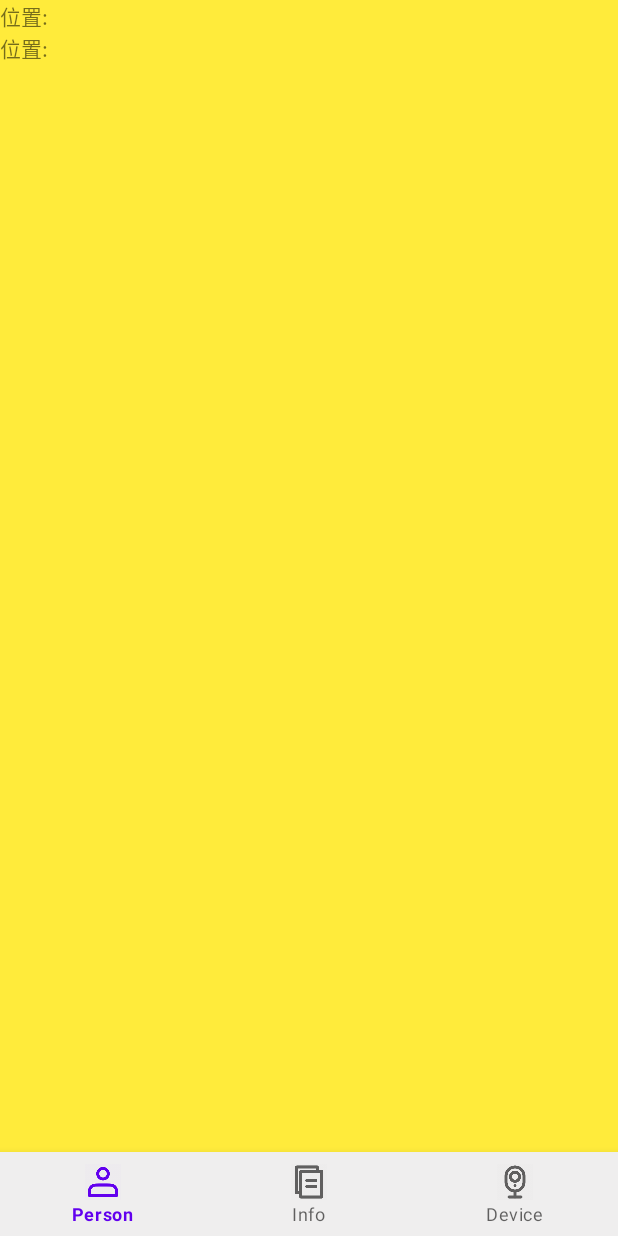
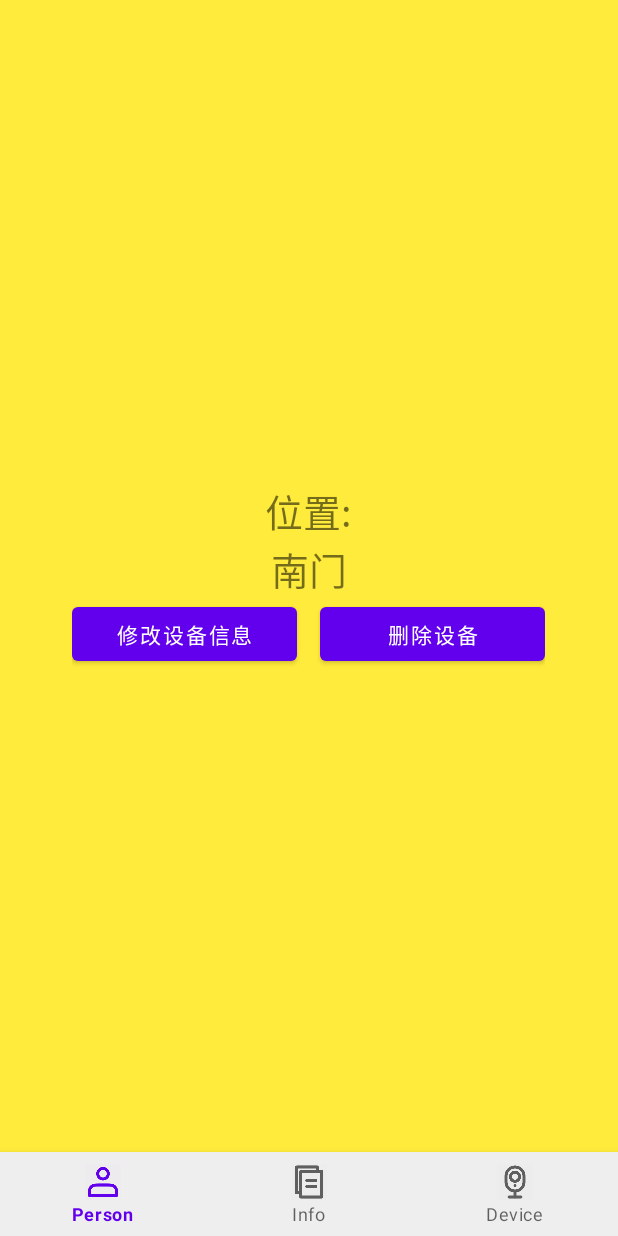
Before and after one commit to yaleiyale/graduation-project-watcher, an Android app: the fragment DeviceDetailFragment placed in its activity, on a phone screen of 412 x 824 dp. Run offline under Robolectric (Android 15) with nearby library versions, the phone set to English and light mode, and no system bars; our stand-ins replace Dagger/Hilt's generated code, data binding, navigation-ui; 2 statements that could not run were skipped.

Commit message:
adjust and delete

```diff
--- a/app/src/main/java/com/example/watcher/ui/device/AddDeviceFragment.java
+++ b/app/src/main/java/com/example/watcher/ui/device/AddDeviceFragment.java
@@ -47,7 +47,7 @@ public class AddDeviceFragment extends Fragment {
         }else
         {
             binding.buttonAdding.setEnabled(false);
-            disposable.add(viewModel.deviceRepository.insert(name)
+            disposable.add(viewModel.insert(name)
                     .subscribeOn(Schedulers.io())
                     .observeOn(AndroidSchedulers.mainThread())
                     .subscribe(() -> binding.buttonAdding.setEnabled(true),
--- a/app/src/main/java/com/example/watcher/ui/device/DeviceListViewModel.java
+++ b/app/src/main/java/com/example/watcher/ui/device/DeviceListViewModel.java
@@ -14,7 +14,7 @@ import dagger.hilt.android.lifecycle.HiltViewModel;
 
 @HiltViewModel
 public class DeviceListViewModel extends ViewModel {
-   DeviceRepository deviceRepository;
+    DeviceRepository deviceRepository;
     LiveData<List<Device>> devices;
 
     @Inject
--- a/app/src/main/res/layout/fragment_device_detail.xml
+++ b/app/src/main/res/layout/fragment_device_detail.xml
@@ -22,20 +22,46 @@
             name="viewModel"
             type="com.example.watcher.ui.device.DeviceDetailViewModel" />
     </data>
+
+
     <LinearLayout
         android:layout_width="match_parent"
         android:layout_height="match_parent"
         android:orientation="vertical"
+        android:gravity="center"
         android:background="#FFEB3B">
         <TextView
             android:layout_width="wrap_content"
             android:layout_height="wrap_content"
+            android:textSize="25sp"
             android:text="@string/title_location" />
 
         <TextView
             android:id="@+id/textView"
-            android:layout_width="match_parent"
+            android:layout_width="wrap_content"
             android:layout_height="wrap_content"
-            android:text="@string/title_location" />
+            android:textSize="25sp"
+            android:text="@string/default_location" />
+
+        <LinearLayout
+            android:layout_width="wrap_content"
+            android:layout_height="wrap_content"
+            android:gravity="center"
+            android:orientation="horizontal">
+
+            <Button
+                android:id="@+id/button_adjust"
+                android:layout_width="150dp"
+                android:layout_height="wrap_content"
+                android:text="@string/title_adjust_device" />
+            <Button
+                android:id="@+id/button_delete"
+                android:layout_width="150dp"
+                android:layout_height="wrap_content"
+                android:text="@string/title_delete_device"
+                android:layout_marginStart="15dp"/>
+        </LinearLayout>
+
+
     </LinearLayout>
 </layout>
--- a/app/src/main/res/values/strings.xml
+++ b/app/src/main/res/values/strings.xml
@@ -20,4 +20,9 @@
     <!-- TODO: Remove or change this placeholder text -->
     <string name="hello_blank_fragment">Hello blank fragment</string>
     <string name="button_adding_device">添加设备</string>
+    <string name="title_delete_device">删除设备</string>
+    <string name="title_adjust_device">修改设备信息</string>
+    <string name="title_adjust_device_name">请输入新的设备信息</string>
+    <string name="title_cancel">取消</string>
+    <string name="title_confirm_adjust">确认修改</string>
 </resources>
```
Also changed, not shown: app/src/main/java/com/example/watcher/data/device/DeviceDao.java (+9 -0 lines), app/src/main/java/com/example/watcher/data/device/DeviceRepository.java (+10 -0 lines), app/src/main/java/com/example/watcher/ui/device/AddDeviceViewModel.java (+6 -1 lines), app/src/main/java/com/example/watcher/ui/device/DeviceDetailFragment.java (+56 -2 lines), app/src/main/java/com/example/watcher/ui/device/DeviceDetailViewModel.java (+23 -7 lines), app/src/main/res/layout/dialog_adjust_device.xml (added, +56 -0 lines).
